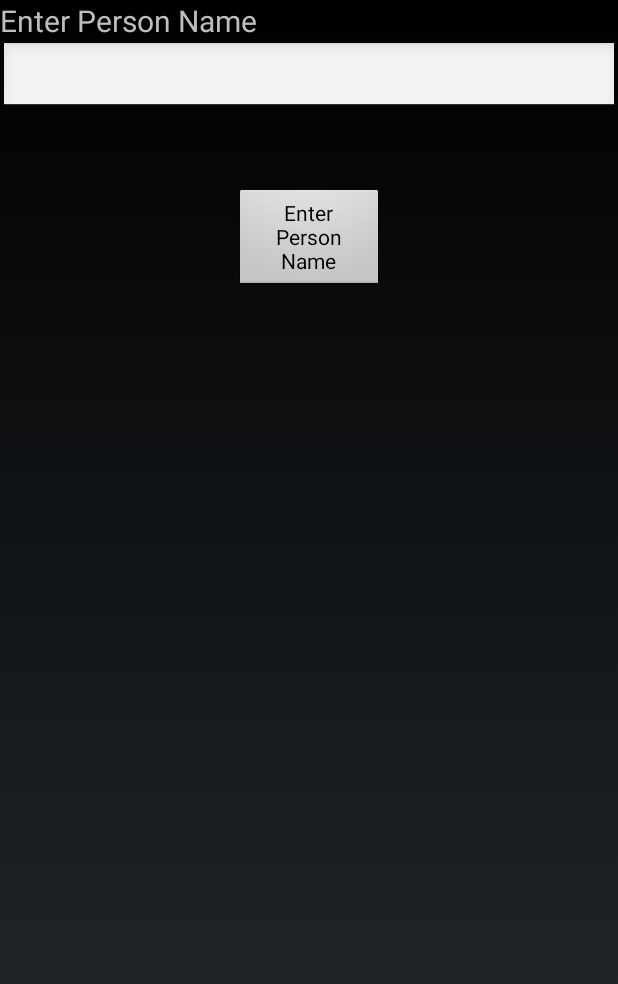
After one commit to abdallahokasha/SmartCornea, an Android app: the layout activity_save_person.xml on its own in the app's theme, with its tools: preview values and no code run, on a phone screen of 412 x 824 dp. The commit adds this screen. Shown: the top 984 px of the screen. Run offline under Robolectric (Android 15) with nearby library versions, the phone set to English and light mode, and no system bars.

Commit message:
Saving status

```diff
--- a/app/src/main/AndroidManifest.xml
+++ b/app/src/main/AndroidManifest.xml
@@ -52,6 +52,10 @@
             android:screenOrientation="landscape"
             android:name=".MainCameraActivity"
             android:label="@string/app_name" />
+        <activity
+            android:configChanges="keyboardHidden|orientation"
+            android:screenOrientation="landscape"
+            android:name=".SavePersonActivity"/>
 
     </application>
 
--- /dev/null
+++ b/app/src/main/res/layout/activity_save_person.xml
@@ -0,0 +1,36 @@
+<?xml version="1.0" encoding="utf-8"?>
+<RelativeLayout
+    xmlns:android="http://schemas.android.com/apk/res/android"
+    xmlns:tools="http://schemas.android.com/tools"
+    android:layout_width="match_parent"
+    android:layout_height="match_parent"
+    tools:context=".SavePersonActivity"
+    >
+
+    <TextView
+        android:id="@+id/person_name_text_view"
+        android:layout_width="wrap_content"
+        android:layout_height="wrap_content"
+        android:text="@string/save_person_name"
+        android:textSize="20sp"
+        />
+
+    <EditText
+        android:id="@+id/person_name_input"
+        android:layout_width="match_parent"
+        android:layout_height="wrap_content"
+        android:layout_below="@+id/person_name_text_view"
+        />
+
+    <Button
+        android:id="@+id/save_person_button"
+        android:layout_width="100dp"
+        android:layout_height="wrap_content"
+        android:layout_below="@+id/person_name_input"
+        android:layout_marginTop="50dp"
+        android:layout_centerInParent="true"
+        android:text="@string/save_person_name"
+        android:onClick="savePerson"
+        />
+
+</RelativeLayout>
--- a/app/src/main/res/values/strings.xml
+++ b/app/src/main/res/values/strings.xml
@@ -7,5 +7,6 @@
     <string name="select_domain_button">Select Domain</string>
     <string name="add_domain_text_view">Enter Domain Name</string>
     <string name="add_domain_button">Add</string>
+    <string name="save_person_name">Enter Person Name</string>
 
 </resources>
```
Also changed, not shown: app/src/main/java/edu/fci/smartcornea/MainCameraActivity.java (+26 -3 lines), app/src/main/java/edu/fci/smartcornea/OpenCVEngine.java (+14 -0 lines), app/src/main/java/edu/fci/smartcornea/SavePersonActivity.java (+18 -12 lines).
